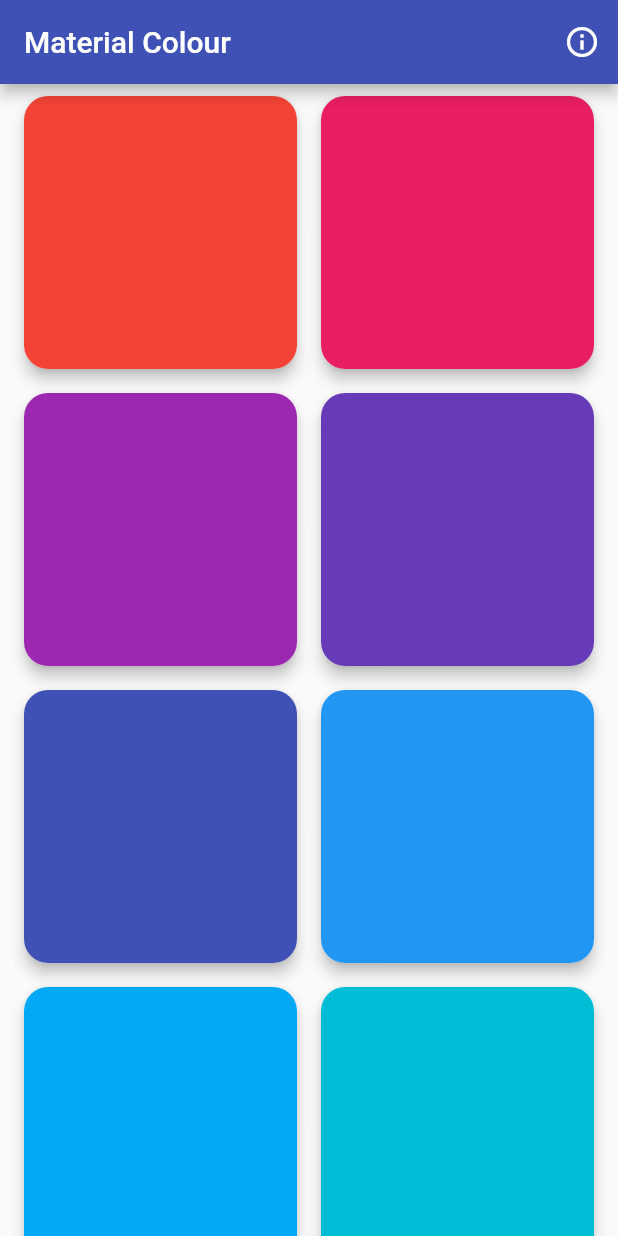
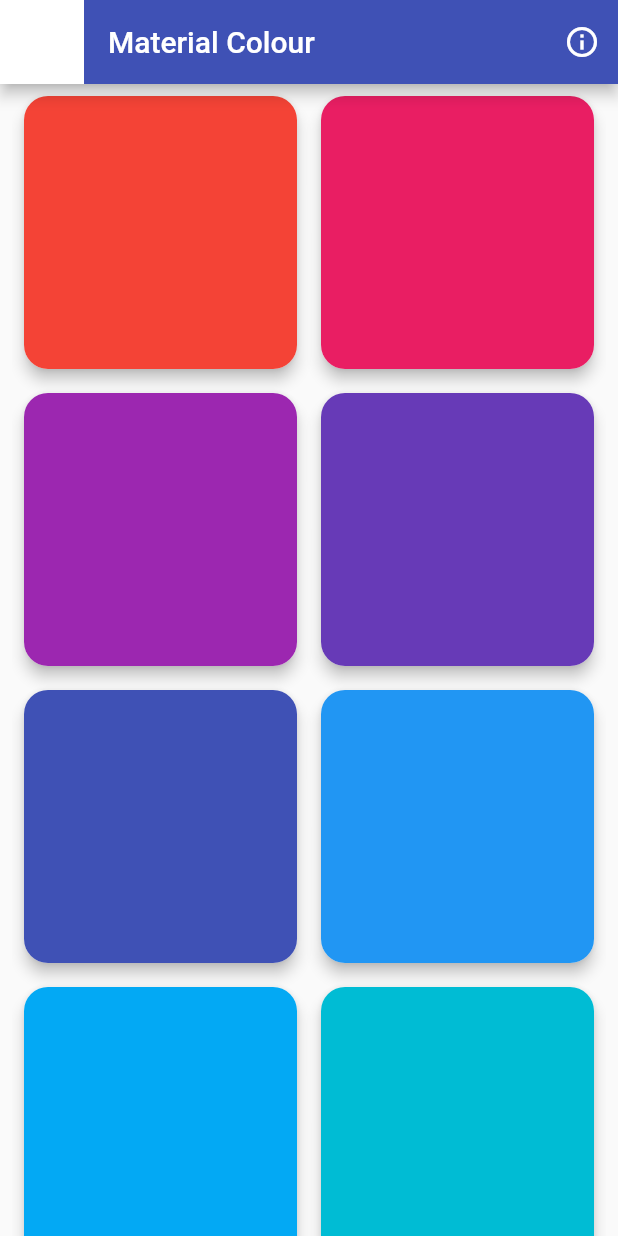
Before and after one commit to HenryQuan/flutter-material-colour, a Flutter app: the screen it shows after launch, on a phone screen of 412 x 824 dp. Run offline on Flutter 3.47's test engine with Material 2 defaults, Android fonts, the light colour scheme and no system bars.

Commit message:
place holder for logo

```diff
--- a/lib/page/home.dart
+++ b/lib/page/home.dart
@@ -31,6 +31,13 @@ class HomePage extends StatelessWidget {
     return Scaffold(
       appBar: AppBar(
         title: Text(title),
+        leading: SizedBox(
+          width: 64,
+          height: 64,
+          child: Container(
+            color: Colors.white,
+          ),
+        ),
         actions: <Widget>[
           IconButton(
             icon: Icon(Icons.info_outline),
```
